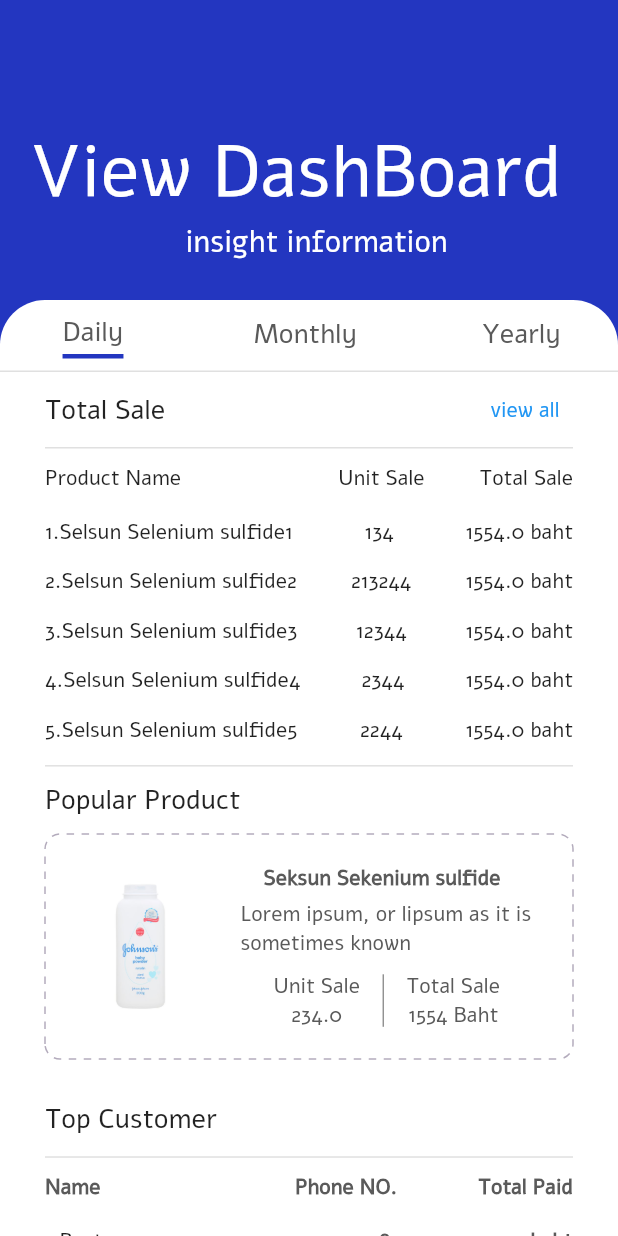
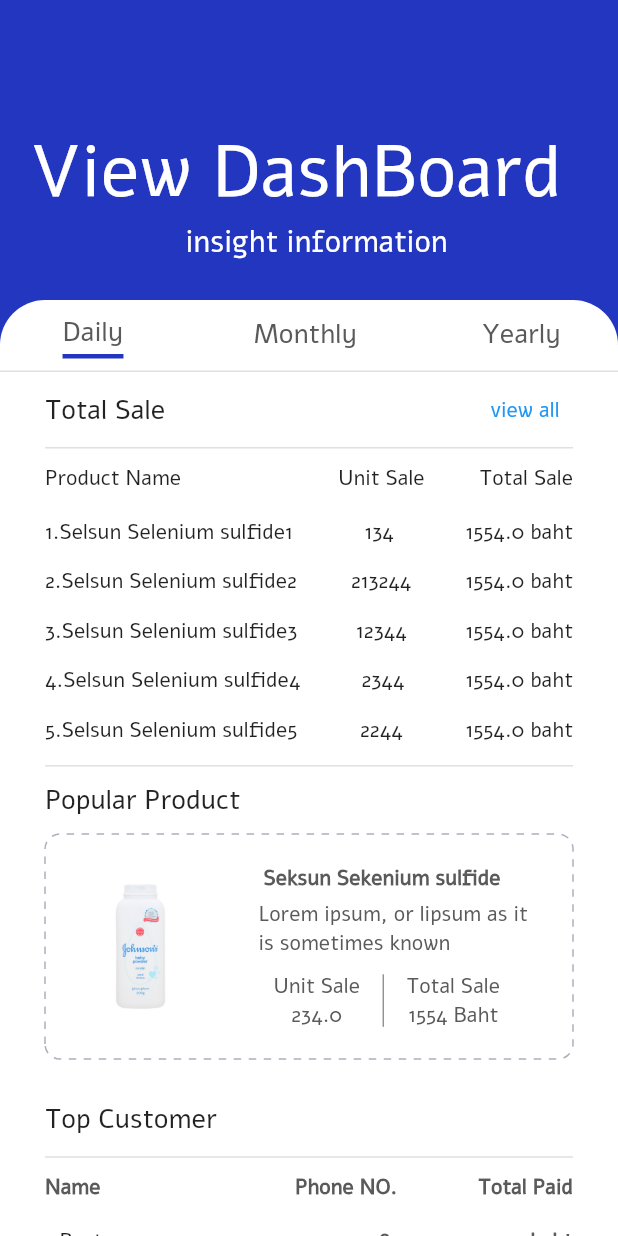
Before and after one commit to CSC234/Memby-application, a Flutter app: the DashBoard screen opened directly, on a phone screen of 412 x 824 dp. Run offline on Flutter 3.47's test engine with Material 2 defaults, Android fonts, the phone set to English and light mode, and no system bars; our stand-ins replace cloud_firestore, dotted_decoration, email_validator, firebase_auth, firebase_core, firebase_storage and 3 more; missing offline and left inert: flutter_auth_buttons; accounts and stored records are empty; network calls fail.

Commit message:
[FIX] Description popProduct

```diff
--- a/lib/components/popProductList.dart
+++ b/lib/components/popProductList.dart
@@ -54,7 +54,7 @@ class PopProductList extends StatelessWidget {
                           ),
                         ),
                         Container(
-                          padding: EdgeInsets.only(left: 13),
+                          padding: EdgeInsets.only(left: 25),
                           child: Text(
                             "${description}",
                             style: TextStyle(color: kPrimaryFont),
```
Also changed, not shown: lib/components/dashboard.dart (deleted, +0 -500 lines).
